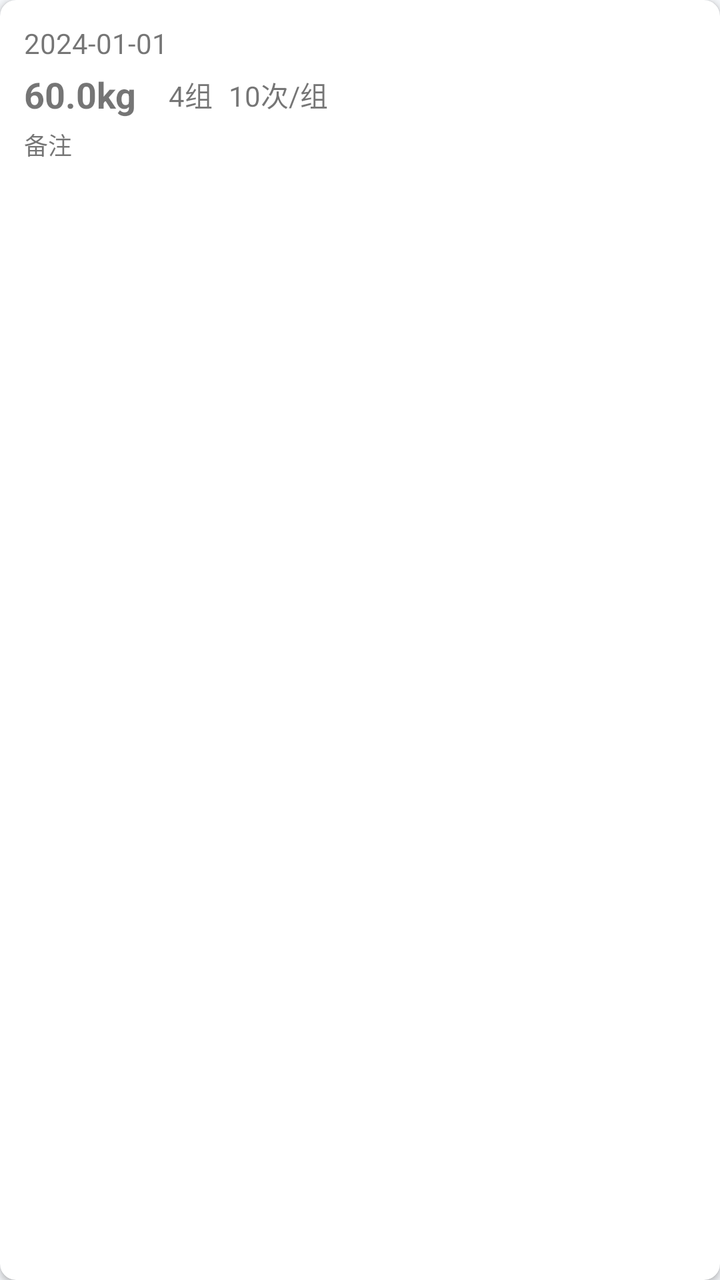
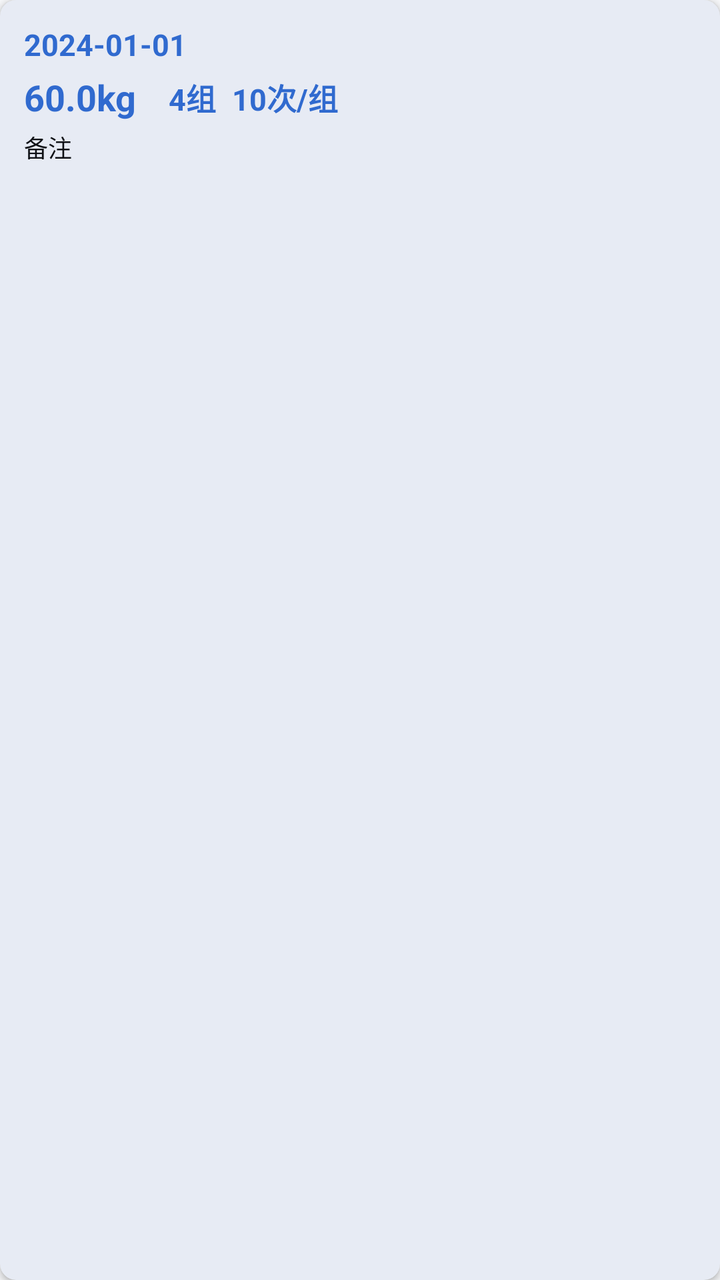

Screens rendered from an Android XML layout before and after an edit, with the pre-edit source and the edit as a unified diff.
<!-- AndroidManifest.xml: application theme Theme.BrawnCatalog -->
<!-- res/layout/item_training_record.xml -->
<?xml version="1.0" encoding="utf-8"?>
<androidx.cardview.widget.CardView 
    xmlns:android="http://schemas.android.com/apk/res/android"
    xmlns:app="http://schemas.android.com/apk/res-auto"
    android:layout_width="match_parent"
    android:layout_height="wrap_content"
    android:layout_margin="8dp"
    app:cardCornerRadius="8dp"
    app:cardElevation="2dp">

    <androidx.constraintlayout.widget.ConstraintLayout
        android:layout_width="match_parent"
        android:layout_height="wrap_content"
        android:padding="12dp">

        <TextView
            android:id="@+id/textViewRecordDate"
            android:layout_width="wrap_content"
            android:layout_height="wrap_content"
            android:text="2024-01-01"
            android:textSize="14sp"
            app:layout_constraintStart_toStartOf="parent"
            app:layout_constraintTop_toTopOf="parent" />

        <TextView
            android:id="@+id/textViewRecordWeight"
            android:layout_width="wrap_content"
            android:layout_height="wrap_content"
            android:layout_marginTop="4dp"
            android:text="60.0kg"
            android:textSize="18sp"
            android:textStyle="bold"
            app:layout_constraintStart_toStartOf="parent"
            app:layout_constraintTop_toBottomOf="@+id/textViewRecordDate" />

        <TextView
            android:id="@+id/textViewRecordSets"
            android:layout_width="wrap_content"
            android:layout_height="wrap_content"
            android:layout_marginStart="16dp"
            android:text="4组"
            android:textSize="14sp"
            app:layout_constraintBottom_toBottomOf="@+id/textViewRecordWeight"
            app:layout_constraintStart_toEndOf="@+id/textViewRecordWeight"
            app:layout_constraintTop_toTopOf="@+id/textViewRecordWeight" />

        <TextView
            android:id="@+id/textViewRecordReps"
            android:layout_width="wrap_content"
            android:layout_height="wrap_content"
            android:layout_marginStart="8dp"
            android:text="10次/组"
            android:textSize="14sp"
            app:layout_constraintBottom_toBottomOf="@+id/textViewRecordSets"
            app:layout_constraintStart_toEndOf="@+id/textViewRecordSets"
            app:layout_constraintTop_toTopOf="@+id/textViewRecordSets" />

        <TextView
            android:id="@+id/textViewRecordRemark"
            android:layout_width="0dp"
            android:layout_height="wrap_content"
            android:layout_marginTop="4dp"
            android:text="备注"
            android:textSize="12sp"
            android:maxLines="2"
            android:ellipsize="end"
            app:layout_constraintEnd_toEndOf="parent"
            app:layout_constraintStart_toStartOf="parent"
            app:layout_constraintTop_toBottomOf="@+id/textViewRecordWeight" />

    </androidx.constraintlayout.widget.ConstraintLayout>

</androidx.cardview.widget.CardView>
<!-- resources referenced by this layout -->
<resources>
  <style name="Theme.BrawnCatalog" parent="Theme.MaterialComponents.DayNight.NoActionBar">
          <item name="colorPrimary">@color/bc_primary</item>
          <item name="colorPrimaryVariant">@color/bc_primary_dark</item>
          <item name="colorOnPrimary">@color/bc_on_primary</item>
          <item name="colorSecondary">@color/bc_accent</item>
          <item name="colorSecondaryVariant">@color/bc_accent_dark</item>
          <item name="colorOnSecondary">@color/bc_on_accent</item>
  
          
          <item name="android:textColorPrimary">@color/bc_text_primary</item>
          <item name="android:textColorSecondary">@color/bc_text_secondary</item>
  
          
          <item name="android:windowBackground">@color/window_background</item>
          <item name="android:statusBarColor">@color/window_background</item>
          <item name="android:navigationBarColor">@color/window_background</item>
  
          
          <item name="materialCardViewStyle">@style/Widget.BrawnCatalog.Card</item>
  
          
          <item name="materialButtonStyle">@style/Widget.BrawnCatalog.Button.Primary</item>
  
          
          <item name="textInputStyle">@style/Widget.BrawnCatalog.TextInputLayout</item>
  
          
          <item name="alertDialogTheme">@style/ThemeOverlay.BrawnCatalog.Dialog.Alert</item>
          <item name="android:alertDialogTheme">@style/ThemeOverlay.BrawnCatalog.Dialog.Alert</item>
          <item name="materialAlertDialogTheme">@style/ThemeOverlay.BrawnCatalog.Dialog.Alert</item>
  
          
          <item name="android:activityOpenEnterAnimation">@anim/slide_in_right</item>
          <item name="android:activityOpenExitAnimation">@anim/slide_out_left</item>
          <item name="android:activityCloseEnterAnimation">@anim/slide_in_left</item>
          <item name="android:activityCloseExitAnimation">@anim/slide_out_right</item>
      </style>
  <color name="bc_primary">#FF165DFF</color>
  <color name="bc_primary_dark">#FF0E42D2</color>
  <color name="bc_on_primary">#FFFFFFFF</color>
  <color name="bc_accent">#FFFF7043</color>
  <color name="bc_accent_dark">#FFE64A19</color>
  <color name="bc_on_accent">#FFFFFFFF</color>
  <color name="bc_text_primary">#FF1D2129</color>
  <color name="bc_text_secondary">#FF86909C</color>
  <color name="window_background">#FFF5F7FA</color>
  <style name="Widget.BrawnCatalog.Card" parent="Widget.MaterialComponents.CardView">
          <item name="cardBackgroundColor">@color/card_background</item>
          <item name="cardCornerRadius">16dp</item>
          <item name="cardElevation">4dp</item>
          <item name="strokeWidth">0dp</item>
      </style>
  <style name="Widget.BrawnCatalog.Button.Primary" parent="Widget.MaterialComponents.Button">
          <item name="android:background">@drawable/bg_button_primary</item>
          <item name="android:minHeight">48dp</item>
          <item name="android:textColor">@color/bc_on_primary</item>
          <item name="android:textSize">15sp</item>
          <item name="android:textStyle">bold</item>
          <item name="android:stateListAnimator">@animator/button_press_scale</item>
          <item name="rippleColor">#33FFFFFF</item>
          <item name="cornerRadius">14dp</item>
          <item name="backgroundTint">@null</item>
      </style>
  <style name="Widget.BrawnCatalog.TextInputLayout" parent="Widget.MaterialComponents.TextInputLayout.OutlinedBox">
          <item name="boxBackgroundColor">@color/bc_input_bg</item>
          <item name="boxStrokeWidth">1dp</item>
          <item name="boxStrokeWidthFocused">1dp</item>
          <item name="boxStrokeColor">@color/bc_input_stroke</item>
          <item name="boxCornerRadiusTopStart">12dp</item>
          <item name="boxCornerRadiusTopEnd">12dp</item>
          <item name="boxCornerRadiusBottomStart">12dp</item>
          <item name="boxCornerRadiusBottomEnd">12dp</item>
          <item name="hintTextColor">@color/bc_input_stroke</item>
      </style>
  <style name="ThemeOverlay.BrawnCatalog.Dialog.Alert" parent="ThemeOverlay.MaterialComponents.MaterialAlertDialog">
          <item name="android:windowBackground">@drawable/bg_dialog_alert</item>
          <item name="android:windowMinWidthMajor">85%</item>
          <item name="android:windowMinWidthMinor">85%</item>
          <item name="android:backgroundDimAmount">0.4</item>
          <item name="colorPrimary">@color/bc_primary</item>
          <item name="colorPrimaryVariant">@color/bc_primary_dark</item>
          <item name="colorOnPrimary">@color/bc_on_primary</item>
          <item name="colorAccent">@color/bc_primary</item>
          <item name="colorControlActivated">@color/bc_primary</item>
          <item name="android:textColorPrimary">@color/bc_text_primary</item>
          <item name="android:textColorSecondary">@color/bc_text_secondary</item>
          <item name="materialButtonStyle">@style/Widget.BrawnCatalog.Button.Primary</item>
      </style>
  <color name="card_background">#FFFFFFFF</color>
  <!-- drawable bg_button_primary (drawable) -->
  <?xml version="1.0" encoding="utf-8"?>
  <ripple xmlns:android="http://schemas.android.com/apk/res/android"
      android:color="#33FFFFFF">
  
      <item>
          <layer-list>
              
              <item>
                  <shape android:shape="rectangle">
                      <solid android:color="@color/bc_glow" />
                      <corners android:radius="14dp" />
                      <padding
                          android:bottom="3dp"
                          android:left="3dp"
                          android:right="3dp"
                          android:top="3dp" />
                  </shape>
              </item>
              
              <item>
                  <shape android:shape="rectangle">
                      <gradient
                          android:angle="0"
                          android:endColor="@color/bc_gradient_end"
                          android:startColor="@color/bc_gradient_start" />
                      <corners android:radius="14dp" />
                  </shape>
              </item>
          </layer-list>
      </item>
  </ripple>
  <color name="bc_input_bg">#FFFFFFFF</color>
  <!-- drawable bg_dialog_alert (drawable) -->
  <?xml version="1.0" encoding="utf-8"?>
  <shape xmlns:android="http://schemas.android.com/apk/res/android"
      android:shape="rectangle">
      <solid android:color="@color/card_background" />
      <corners android:radius="20dp" />
  </shape>
  <color name="bc_glow">#33165DFF</color>
  <color name="bc_gradient_end">#FF4080FF</color>
  <color name="bc_gradient_start">#FF165DFF</color>
</resources>

<!-- the commit's change to res/layout/item_training_record.xml (unified diff, before → after) -->
@@ -5,6 +5,7 @@
     android:layout_width="match_parent"
     android:layout_height="wrap_content"
     android:layout_margin="8dp"
+    app:cardBackgroundColor="?attr/bcCardBg"
     app:cardCornerRadius="8dp"
     app:cardElevation="2dp">
 
@@ -18,7 +19,9 @@
             android:layout_width="wrap_content"
             android:layout_height="wrap_content"
             android:text="2024-01-01"
-            android:textSize="14sp"
+            android:textColor="?attr/bcPrimary"
+            android:textSize="15sp"
+            android:textStyle="bold"
             app:layout_constraintStart_toStartOf="parent"
             app:layout_constraintTop_toTopOf="parent" />
 
@@ -28,6 +31,7 @@
             android:layout_height="wrap_content"
             android:layout_marginTop="4dp"
             android:text="60.0kg"
+            android:textColor="?attr/bcPrimary"
             android:textSize="18sp"
             android:textStyle="bold"
             app:layout_constraintStart_toStartOf="parent"
@@ -39,7 +43,9 @@
             android:layout_height="wrap_content"
             android:layout_marginStart="16dp"
             android:text="4组"
-            android:textSize="14sp"
+            android:textColor="?attr/bcPrimary"
+            android:textSize="15sp"
+            android:textStyle="bold"
             app:layout_constraintBottom_toBottomOf="@+id/textViewRecordWeight"
             app:layout_constraintStart_toEndOf="@+id/textViewRecordWeight"
             app:layout_constraintTop_toTopOf="@+id/textViewRecordWeight" />
@@ -50,7 +56,9 @@
             android:layout_height="wrap_content"
             android:layout_marginStart="8dp"
             android:text="10次/组"
-            android:textSize="14sp"
+            android:textColor="?attr/bcPrimary"
+            android:textSize="15sp"
+            android:textStyle="bold"
             app:layout_constraintBottom_toBottomOf="@+id/textViewRecordSets"
             app:layout_constraintStart_toEndOf="@+id/textViewRecordSets"
             app:layout_constraintTop_toTopOf="@+id/textViewRecordSets" />
<!-- resource entries referenced after the edit -->
@@ -1,53 +1,94 @@
 <!-- resources referenced by this layout -->
 <resources>
-  <style name="Theme.BrawnCatalog" parent="Theme.MaterialComponents.DayNight.NoActionBar">
-          <item name="colorPrimary">@color/bc_primary</item>
-          <item name="colorPrimaryVariant">@color/bc_primary_dark</item>
-          <item name="colorOnPrimary">@color/bc_on_primary</item>
-          <item name="colorSecondary">@color/bc_accent</item>
-          <item name="colorSecondaryVariant">@color/bc_accent_dark</item>
-          <item name="colorOnSecondary">@color/bc_on_accent</item>
+  <style name="Theme.BrawnCatalog" parent="Theme.MaterialComponents.NoActionBar">
+          <item name="colorPrimary">@color/th_blue_primary</item>
+          <item name="colorPrimaryVariant">@color/th_blue_primary_dark</item>
+          <item name="colorOnPrimary">@color/th_blue_on_primary</item>
+          <item name="colorSecondary">@color/th_blue_accent</item>
+          <item name="colorSecondaryVariant">@color/th_blue_accent_dark</item>
+          <item name="colorOnSecondary">@color/th_blue_on_accent</item>
+          <item name="android:textColorPrimary">@color/th_blue_text_primary</item>
+          <item name="android:textColorSecondary">@color/th_blue_text_secondary</item>
+          <item name="bcPrimary">@color/th_blue_primary</item>
+          <item name="bcPrimaryDark">@color/th_blue_primary_dark</item>
+          <item name="bcPrimaryLight">@color/th_blue_primary_light</item>
+          <item name="bcPrimaryPale">@color/th_blue_primary_pale</item>
+          <item name="bcOnPrimary">@color/th_blue_on_primary</item>
+          <item name="bcAccent">@color/th_blue_accent</item>
+          <item name="bcAccentDark">@color/th_blue_accent_dark</item>
+          <item name="bcOnAccent">@color/th_blue_on_accent</item>
+          <item name="bcWindowBg">@color/th_blue_window_bg</item>
+          <item name="bcCardBg">@color/th_blue_card_bg</item>
+          <item name="bcHeaderBg">@color/th_blue_header_bg</item>
+          <item name="bcHomePageBg">@color/th_blue_home_page_bg</item>
+          <item name="bcTextPrimary">@color/th_blue_text_primary</item>
+          <item name="bcTextSecondary">@color/th_blue_text_secondary</item>
+          <item name="bcTextDisabled">@color/th_blue_text_disabled</item>
+          <item name="bcBorder">@color/th_blue_border</item>
+          <item name="bcBorderFocus">@color/th_blue_border_focus</item>
+          <item name="bcInputBg">@color/th_blue_input_bg</item>
+          <item name="bcInputStroke">@color/th_blue_input_stroke</item>
+          <item name="bcGradientStart">@color/th_blue_gradient_start</item>
+          <item name="bcGradientEnd">@color/th_blue_gradient_end</item>
+          <item name="bcGlow">@color/th_blue_glow</item>
+          <item name="bcRipple">@color/th_blue_ripple</item>
   
           
-          <item name="android:textColorPrimary">@color/bc_text_primary</item>
-          <item name="android:textColorSecondary">@color/bc_text_secondary</item>
+          <item name="bcStatusOk">@color/bc_status_ok</item>
+          <item name="bcStatusWarn">@color/bc_status_warn</item>
+          <item name="bcStatusLow">@color/bc_status_low</item>
   
           
-          <item name="android:windowBackground">@color/window_background</item>
-          <item name="android:statusBarColor">@color/window_background</item>
-          <item name="android:navigationBarColor">@color/window_background</item>
-  
-          
+          <item name="android:textColor">?attr/bcTextPrimary</item>
+          <item name="android:textColorHint">?attr/bcInputStroke</item>
+          <item name="colorSurface">?attr/bcCardBg</item>
+          <item name="colorSurfaceVariant">?attr/bcCardBg</item>
+          <item name="colorOnSurface">?attr/bcTextPrimary</item>
+          <item name="colorOnSurfaceVariant">?attr/bcTextSecondary</item>
+          <item name="colorOnBackground">?attr/bcTextPrimary</item>
+          <item name="android:windowBackground">@color/th_blue_window_bg</item>
+          <item name="android:statusBarColor">@color/th_blue_header_bg</item>
+          <item name="android:navigationBarColor">@color/th_blue_window_bg</item>
+          <item name="android:windowLightStatusBar">true</item>
           <item name="materialCardViewStyle">@style/Widget.BrawnCatalog.Card</item>
-  
-          
           <item name="materialButtonStyle">@style/Widget.BrawnCatalog.Button.Primary</item>
-  
-          
           <item name="textInputStyle">@style/Widget.BrawnCatalog.TextInputLayout</item>
-  
-          
           <item name="alertDialogTheme">@style/ThemeOverlay.BrawnCatalog.Dialog.Alert</item>
           <item name="android:alertDialogTheme">@style/ThemeOverlay.BrawnCatalog.Dialog.Alert</item>
           <item name="materialAlertDialogTheme">@style/ThemeOverlay.BrawnCatalog.Dialog.Alert</item>
-  
-          
           <item name="android:activityOpenEnterAnimation">@anim/slide_in_right</item>
           <item name="android:activityOpenExitAnimation">@anim/slide_out_left</item>
           <item name="android:activityCloseEnterAnimation">@anim/slide_in_left</item>
           <item name="android:activityCloseExitAnimation">@anim/slide_out_right</item>
       </style>
-  <color name="bc_primary">#FF165DFF</color>
-  <color name="bc_primary_dark">#FF0E42D2</color>
-  <color name="bc_on_primary">#FFFFFFFF</color>
-  <color name="bc_accent">#FFFF7043</color>
-  <color name="bc_accent_dark">#FFE64A19</color>
-  <color name="bc_on_accent">#FFFFFFFF</color>
-  <color name="bc_text_primary">#FF1D2129</color>
-  <color name="bc_text_secondary">#FF86909C</color>
-  <color name="window_background">#FFF5F7FA</color>
+  <color name="th_blue_primary">#306ACF</color>
+  <color name="th_blue_primary_dark">#2254AA</color>
+  <color name="th_blue_on_primary">#FFFFFF</color>
+  <color name="th_blue_accent">#5845D3</color>
+  <color name="th_blue_accent_dark">#3F2CBA</color>
+  <color name="th_blue_on_accent">#FFFFFF</color>
+  <color name="th_blue_text_primary">#0F1115</color>
+  <color name="th_blue_text_secondary">#425C8A</color>
+  <color name="th_blue_primary_light">#7BA0E0</color>
+  <color name="th_blue_primary_pale">#E1E8F4</color>
+  <color name="th_blue_window_bg">#F6F7F9</color>
+  <color name="th_blue_card_bg">#E7EBF4</color>
+  <color name="th_blue_header_bg">#CBD7EB</color>
+  <color name="th_blue_home_page_bg">#F4F6F8</color>
+  <color name="th_blue_text_disabled">#9AA0A6</color>
+  <color name="th_blue_border">#D7DEEA</color>
+  <color name="th_blue_border_focus">#306ACF</color>
+  <color name="th_blue_input_bg">#FFFFFF</color>
+  <color name="th_blue_input_stroke">#C1C9D7</color>
+  <color name="th_blue_gradient_start">#306ACF</color>
+  <color name="th_blue_gradient_end">#7BA0E0</color>
+  <color name="th_blue_glow">#40306ACF</color>
+  <color name="th_blue_ripple">#33306ACF</color>
+  <color name="bc_status_ok">#FF2F9E6B</color>
+  <color name="bc_status_warn">#FFC8811F</color>
+  <color name="bc_status_low">#FFD0473F</color>
   <style name="Widget.BrawnCatalog.Card" parent="Widget.MaterialComponents.CardView">
-          <item name="cardBackgroundColor">@color/card_background</item>
+          <item name="cardBackgroundColor">?attr/bcCardBg</item>
           <item name="cardCornerRadius">16dp</item>
           <item name="cardElevation">4dp</item>
           <item name="strokeWidth">0dp</item>
@@ -55,7 +96,7 @@
   <style name="Widget.BrawnCatalog.Button.Primary" parent="Widget.MaterialComponents.Button">
           <item name="android:background">@drawable/bg_button_primary</item>
           <item name="android:minHeight">48dp</item>
-          <item name="android:textColor">@color/bc_on_primary</item>
+          <item name="android:textColor">?attr/bcOnPrimary</item>
           <item name="android:textSize">15sp</item>
           <item name="android:textStyle">bold</item>
           <item name="android:stateListAnimator">@animator/button_press_scale</item>
@@ -64,31 +105,33 @@
           <item name="backgroundTint">@null</item>
       </style>
   <style name="Widget.BrawnCatalog.TextInputLayout" parent="Widget.MaterialComponents.TextInputLayout.OutlinedBox">
-          <item name="boxBackgroundColor">@color/bc_input_bg</item>
+          <item name="boxBackgroundColor">?attr/bcInputBg</item>
           <item name="boxStrokeWidth">1dp</item>
           <item name="boxStrokeWidthFocused">1dp</item>
-          <item name="boxStrokeColor">@color/bc_input_stroke</item>
+          <item name="boxStrokeColor">?attr/bcInputStroke</item>
           <item name="boxCornerRadiusTopStart">12dp</item>
           <item name="boxCornerRadiusTopEnd">12dp</item>
           <item name="boxCornerRadiusBottomStart">12dp</item>
           <item name="boxCornerRadiusBottomEnd">12dp</item>
-          <item name="hintTextColor">@color/bc_input_stroke</item>
+          <item name="hintTextColor">?attr/bcInputStroke</item>
       </style>
   <style name="ThemeOverlay.BrawnCatalog.Dialog.Alert" parent="ThemeOverlay.MaterialComponents.MaterialAlertDialog">
           <item name="android:windowBackground">@drawable/bg_dialog_alert</item>
           <item name="android:windowMinWidthMajor">85%</item>
           <item name="android:windowMinWidthMinor">85%</item>
           <item name="android:backgroundDimAmount">0.4</item>
-          <item name="colorPrimary">@color/bc_primary</item>
-          <item name="colorPrimaryVariant">@color/bc_primary_dark</item>
-          <item name="colorOnPrimary">@color/bc_on_primary</item>
-          <item name="colorAccent">@color/bc_primary</item>
-          <item name="colorControlActivated">@color/bc_primary</item>
-          <item name="android:textColorPrimary">@color/bc_text_primary</item>
-          <item name="android:textColorSecondary">@color/bc_text_secondary</item>
+          <item name="colorPrimary">?attr/bcPrimary</item>
+          <item name="colorPrimaryVariant">?attr/bcPrimaryDark</item>
+          <item name="colorOnPrimary">?attr/bcOnPrimary</item>
+          <item name="colorAccent">?attr/bcPrimary</item>
+          <item name="colorControlActivated">?attr/bcPrimary</item>
+          <item name="android:textColorPrimary">?attr/bcTextPrimary</item>
+          <item name="android:textColorSecondary">?attr/bcTextSecondary</item>
+          
+          <item name="android:textColor">?attr/bcTextPrimary</item>
+          <item name="android:textColorAlertDialogListItem">?attr/bcTextPrimary</item>
           <item name="materialButtonStyle">@style/Widget.BrawnCatalog.Button.Primary</item>
       </style>
-  <color name="card_background">#FFFFFFFF</color>
   <!-- drawable bg_button_primary (drawable) -->
   <?xml version="1.0" encoding="utf-8"?>
   <ripple xmlns:android="http://schemas.android.com/apk/res/android"
@@ -99,38 +142,31 @@
               
               <item>
                   <shape android:shape="rectangle">
-                      <solid android:color="@color/bc_glow" />
-                      <corners android:radius="14dp" />
+                      <solid android:color="?attr/bcPrimaryLight" />
+                      <corners android:radius="16dp" />
                       <padding
-                          android:bottom="3dp"
-                          android:left="3dp"
-                          android:right="3dp"
-                          android:top="3dp" />
+                          android:bottom="2dp"
+                          android:left="2dp"
+                          android:right="2dp"
+                          android:top="2dp" />
                   </shape>
               </item>
               
               <item>
                   <shape android:shape="rectangle">
-                      <gradient
-                          android:angle="0"
-                          android:endColor="@color/bc_gradient_end"
-                          android:startColor="@color/bc_gradient_start" />
+                      <solid android:color="?attr/bcPrimaryDark" />
                       <corners android:radius="14dp" />
                   </shape>
               </item>
           </layer-list>
       </item>
   </ripple>
-  <color name="bc_input_bg">#FFFFFFFF</color>
   <!-- drawable bg_dialog_alert (drawable) -->
   <?xml version="1.0" encoding="utf-8"?>
   <shape xmlns:android="http://schemas.android.com/apk/res/android"
       android:shape="rectangle">
-      <solid android:color="@color/card_background" />
+      <solid android:color="?attr/bcCardBg" />
       <corners android:radius="20dp" />
   </shape>
-  <color name="bc_glow">#33165DFF</color>
-  <color name="bc_gradient_end">#FF4080FF</color>
-  <color name="bc_gradient_start">#FF165DFF</color>
 </resources>
 
